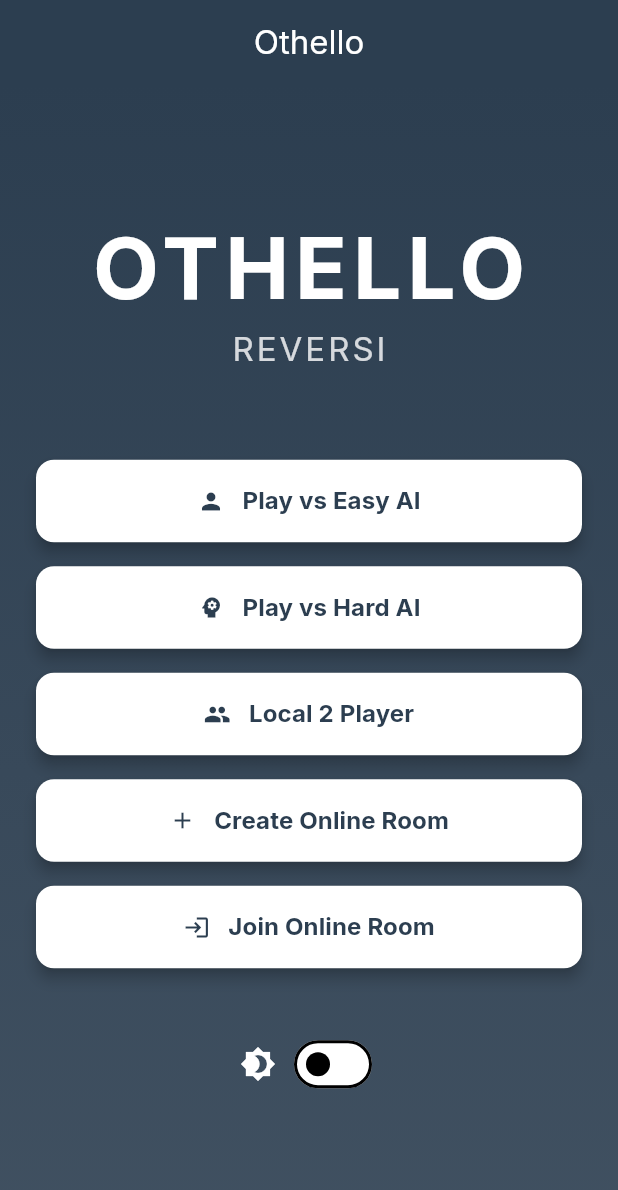
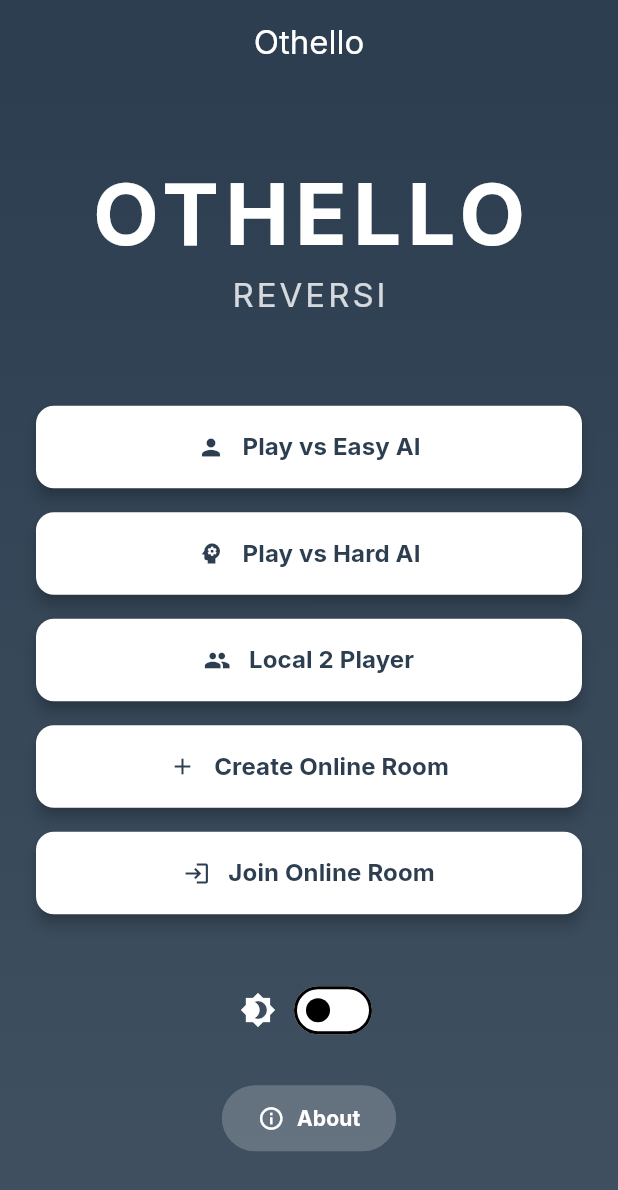
Before and after one commit to officiallyutso/Othello-game-flutter, a Flutter app: the screen it shows after launch, on a phone screen of 412 x 824 dp. Shown: the top 1190 px of the screen. Run offline on Flutter 3.47's test engine with Material 3 defaults, Android fonts, the phone set to English and light mode, and no system bars; our stand-ins replace cloud_firestore, equatable, firebase_auth, firebase_core, flutter_animate, flutter_bloc and 2 more; accounts and stored records are empty; generated files the repository leaves out were written again.

```diff
--- a/lib/screens/home_screen.dart
+++ b/lib/screens/home_screen.dart
@@ -2,6 +2,7 @@ import 'package:flutter/material.dart';
 import 'package:flutter_bloc/flutter_bloc.dart';
 import 'package:othello/blocs/settings/settings_bloc.dart';
 import 'package:othello/models/game_model.dart';
+import 'package:othello/screens/about_screen.dart';
 import 'package:othello/screens/game_screen.dart';
 import 'package:othello/screens/join_room_screen.dart';
 import 'package:othello/widgets/menu_button.dart';
@@ -129,6 +130,36 @@ class HomeScreen extends StatelessWidget {
                         ),
                       ],
                     ),
+
+                    const SizedBox(height: 24),
+
+                    // About button
+                    TextButton.icon(
+                      onPressed: () {
+                        Navigator.push(
+                          context,
+                          MaterialPageRoute(builder: (context) => const AboutScreen()),
+                        );
+                      },
+                      icon: const Icon(
+                        Icons.info_outline,
+                        color: Colors.white,
+                      ),
+                      label: const Text(
+                        'About',
+                        style: TextStyle(
+                          color: Colors.white,
+                          fontWeight: FontWeight.bold,
+                        ),
+                      ),
+                      style: TextButton.styleFrom(
+                        padding: const EdgeInsets.symmetric(vertical: 12, horizontal: 24),
+                        backgroundColor: Colors.white.withOpacity(0.2),
+                        shape: RoundedRectangleBorder(
+                          borderRadius: BorderRadius.circular(30),
+                        ),
+                      ),
+                    ),
                   ],
                 ),
               ),
```
Also changed, not shown: lib/blocs/game/game_bloc.dart (+32 -8 lines).
